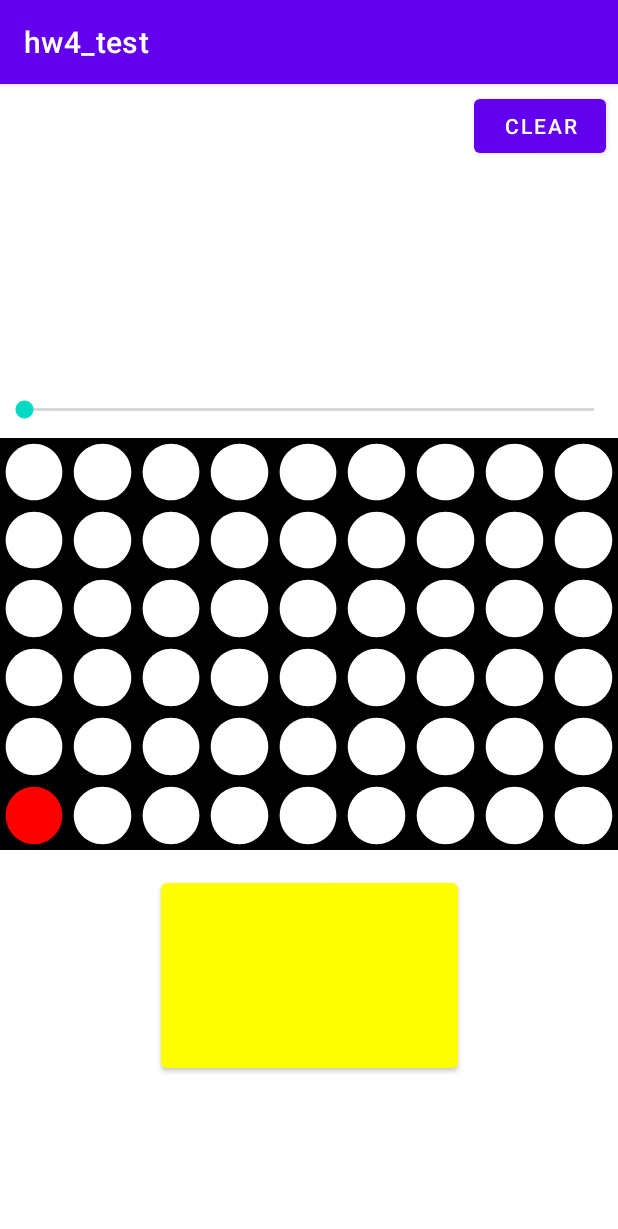
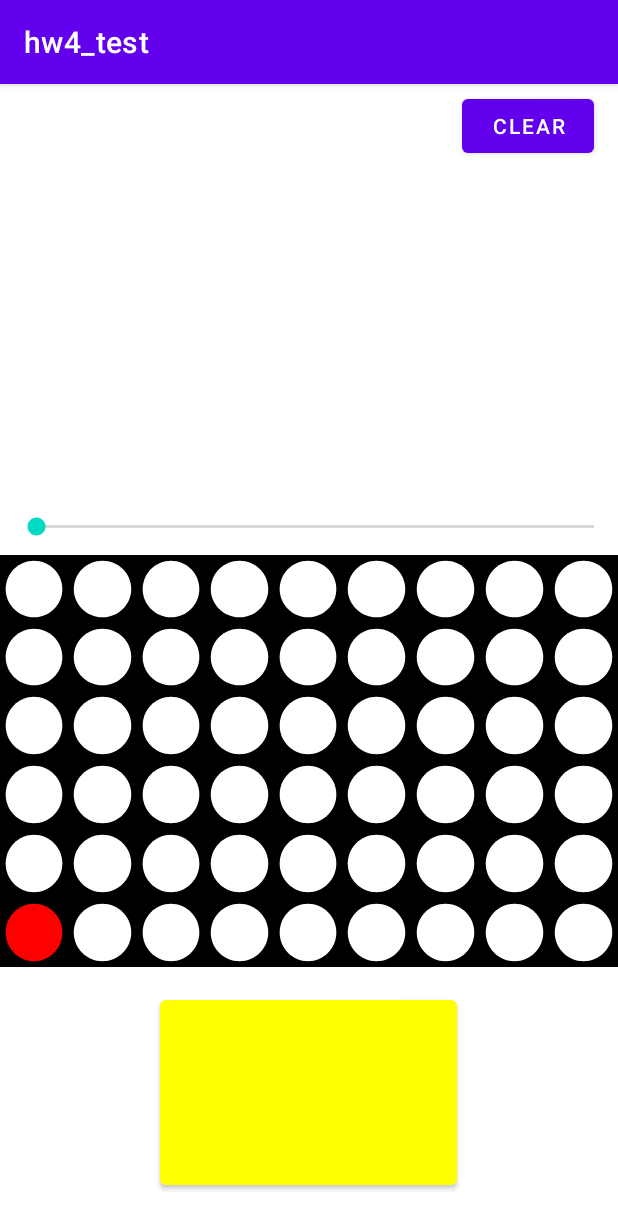
Before and after one commit to widekobe2248/CS4103, an Android app: the screen it shows after launch (MainActivity), after a tap on an icon or button, on a phone screen of 412 x 824 dp. Shown: the top 1229 px of the screen. Run offline under Robolectric (Android 15) with nearby library versions, the phone set to English and light mode, and no system bars.

Commit message:
Minor layout changes

```diff
--- a/app/src/main/java/com/example/hw4_test/MainActivity.kt
+++ b/app/src/main/java/com/example/hw4_test/MainActivity.kt
@@ -125,7 +125,6 @@ class Board(val gridLayout: GridLayout, val context: Context) {
         }
         return false
     }
-
 }
 
 class BoardItem(val tv: TextView) {
@@ -268,7 +267,11 @@ class MainActivity : AppCompatActivity() {
         val turn = findViewById<Button>(R.id.turn)
         turn.setBackgroundColor(ContextCompat.getColor(this, players[1] ?: R.color.black))
         turn?.setOnClickListener {
+            val thisPlayer: Int = board.playerTurn
             val nextPlayer: Int = board.move(slider.columnPosition)
+            if (nextPlayer == 0) {
+                // return thisPlayer from activity
+            }
             turn.setBackgroundColor(ContextCompat.getColor(this, players[nextPlayer] ?: R.color.black))
         }
 
--- a/app/src/main/res/layout/activity_main.xml
+++ b/app/src/main/res/layout/activity_main.xml
@@ -10,10 +10,11 @@
         android:id="@+id/gridLayout"
         android:layout_width="match_parent"
         android:layout_height="0dp"
-        android:layout_marginTop="10dp"
+        android:layout_marginBottom="16dp"
+        app:layout_constraintBottom_toTopOf="@+id/turn"
         app:layout_constraintEnd_toEndOf="parent"
-        app:layout_constraintStart_toStartOf="parent"
-        app:layout_constraintTop_toBottomOf="@+id/seekBar">
+        app:layout_constraintHorizontal_bias="1.0"
+        app:layout_constraintStart_toStartOf="parent">
 
     </androidx.gridlayout.widget.GridLayout>
 
@@ -21,20 +22,20 @@
         android:id="@+id/turn"
         android:layout_width="198dp"
         android:layout_height="135dp"
-        android:layout_marginTop="16dp"
+        android:layout_marginBottom="28dp"
+        app:layout_constraintBottom_toBottomOf="parent"
         app:layout_constraintEnd_toEndOf="parent"
-        app:layout_constraintHorizontal_bias="0.5"
-        app:layout_constraintStart_toStartOf="parent"
-        app:layout_constraintTop_toBottomOf="@+id/gridLayout" />
+        app:layout_constraintHorizontal_bias="0.497"
+        app:layout_constraintStart_toStartOf="parent" />
 
     <Button
         android:id="@+id/clear"
         android:layout_width="wrap_content"
         android:layout_height="wrap_content"
-        android:layout_marginStart="316dp"
         android:layout_marginTop="4dp"
+        android:layout_marginEnd="16dp"
         android:text="clear"
-        app:layout_constraintStart_toStartOf="parent"
+        app:layout_constraintEnd_toEndOf="parent"
         app:layout_constraintTop_toTopOf="parent" />
 
     <SeekBar
@@ -42,10 +43,11 @@
         style="@style/Widget.AppCompat.SeekBar"
         android:layout_width="match_parent"
         android:layout_height="wrap_content"
-        android:layout_marginTop="208dp"
+        android:layout_marginStart="8dp"
+        android:layout_marginBottom="10dp"
         android:max="9"
         android:progress="3"
-        app:layout_constraintStart_toStartOf="parent"
-        app:layout_constraintTop_toTopOf="parent" />
+        app:layout_constraintBottom_toTopOf="@+id/gridLayout"
+        app:layout_constraintStart_toStartOf="parent" />
 
 </androidx.constraintlayout.widget.ConstraintLayout>
```
